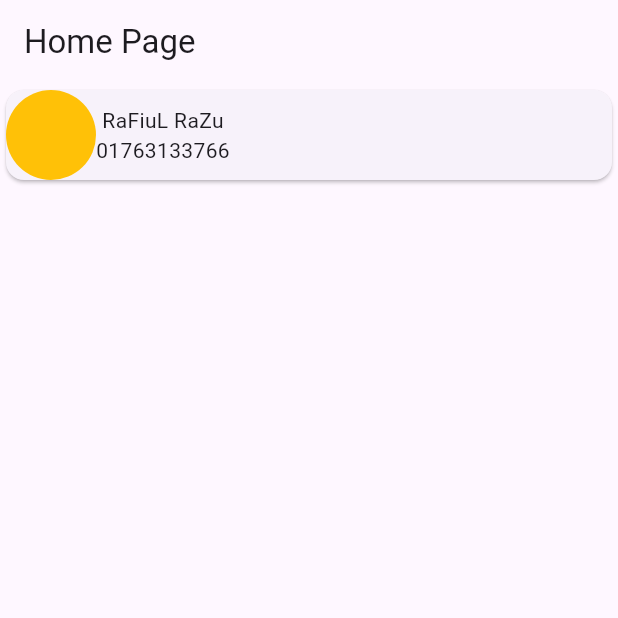
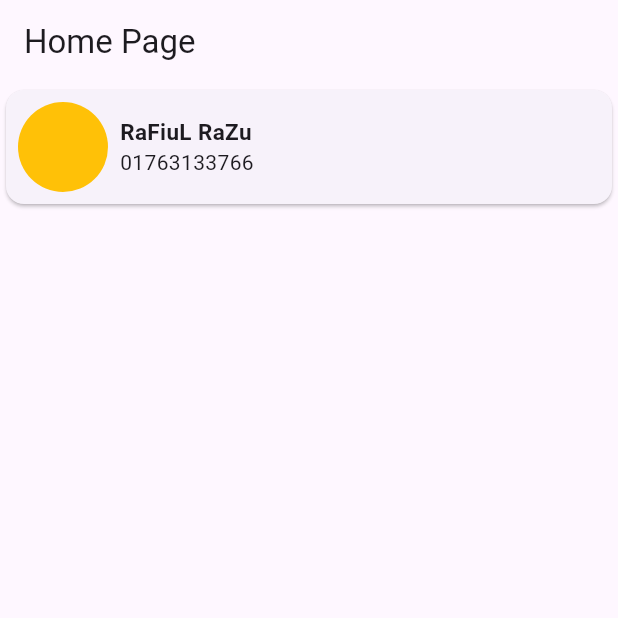
Before and after one commit to RaFiuL-RaZu/app_create2, a Flutter app: the screen it shows after launch, on a phone screen of 412 x 824 dp, the top half of it. Run offline on Flutter 3.47's test engine with Material 3 defaults, Android fonts, the phone set to English and light mode, and no system bars.

Commit message:
innit commit

```diff
--- a/lib/main.dart
+++ b/lib/main.dart
@@ -35,16 +35,20 @@ class HomeScren extends StatelessWidget {
           Card(
             child: Row(
               children: [
-                CircleAvatar(
-                  radius: 30,
-                  backgroundColor: Colors.amber,
+                Padding(
+                  padding: const EdgeInsets.all(8.0),
+                  child: CircleAvatar(
+                    radius: 30,
+                    backgroundColor: Colors.amber,
+                  ),
                 ),
                 Column(
+                  crossAxisAlignment: CrossAxisAlignment.start,
                   children: [
-                    Text("RaFiuL RaZu"),
+                    Text("RaFiuL RaZu",style: TextStyle(fontSize: 15,fontWeight: FontWeight.w700),),
                     Text("01763133766"),
                   ],
-                )
+                ),
               ],
             ),
           )
```
